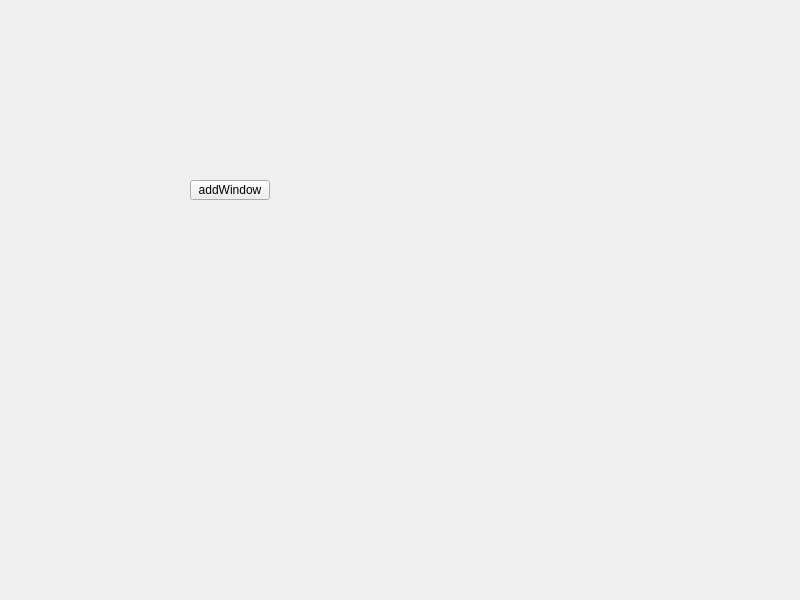
Old version of the form Client/client.ui in the repository BIT-Linpop-DevTeam/LinpopClientDemo.
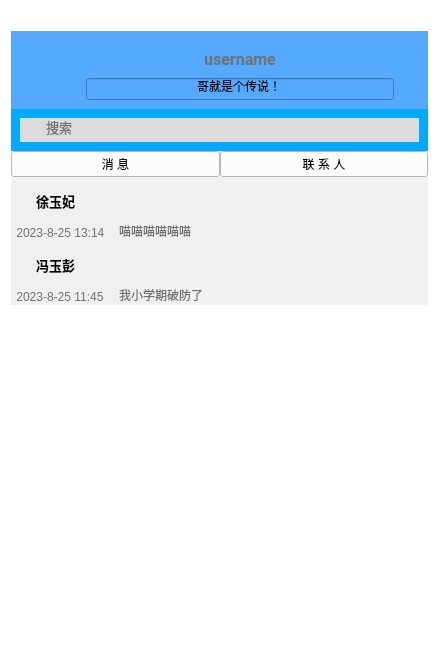
New version of the form. The open tabs and pages were chosen to show the change. Icons and pictures are not drawn.

The edit to the form file:
```diff
--- a/Client/client.ui
+++ b/Client/client.ui
@@ -6,26 +6,980 @@
    <rect>
     <x>0</x>
     <y>0</y>
-    <width>800</width>
-    <height>600</height>
+    <width>439</width>
+    <height>666</height>
    </rect>
   </property>
+  <property name="minimumSize">
+   <size>
+    <width>325</width>
+    <height>0</height>
+   </size>
+  </property>
   <property name="windowTitle">
    <string>Client</string>
   </property>
-  <widget class="QPushButton" name="addChatWindow">
-   <property name="geometry">
-    <rect>
-     <x>190</x>
-     <y>180</y>
-     <width>80</width>
-     <height>20</height>
-    </rect>
+  <property name="styleSheet">
+   <string notr="true">background-color: rgb(255, 255, 255);</string>
+  </property>
+  <layout class="QVBoxLayout" name="verticalLayout_2">
+   <property name="spacing">
+    <number>0</number>
    </property>
-   <property name="text">
-    <string>addWindow</string>
-   </property>
-  </widget>
+   <item>
+    <layout class="QHBoxLayout" name="horizontalLayout_4">
+     <item>
+      <spacer name="horizontalSpacer_2">
+       <property name="font">
+        <font>
+         <family>Roboto</family>
+         <pointsize>10</pointsize>
+        </font>
+       </property>
+       <property name="orientation">
+        <enum>Qt::Horizontal</enum>
+       </property>
+       <property name="sizeType">
+        <enum>QSizePolicy::Fixed</enum>
+       </property>
+       <property name="sizeHint" stdset="0">
+        <size>
+         <width>9</width>
+         <height>20</height>
+        </size>
+       </property>
+      </spacer>
+     </item>
+     <item>
+      <widget class="QPushButton" name="closeButton">
+       <property name="minimumSize">
+        <size>
+         <width>16</width>
+         <height>16</height>
+        </size>
+       </property>
+       <property name="maximumSize">
+        <size>
+         <width>16</width>
+         <height>16</height>
+        </size>
+       </property>
+       <property name="font">
+        <font>
+         <family>Roboto</family>
+         <pointsize>10</pointsize>
+        </font>
+       </property>
+       <property name="styleSheet">
+        <string notr="true">QPushButton{
+    image: url(:/src/GUI/close.png);
+    border-style: outset;
+}
+QPushButton:hover{
+    image: url(:/src/GUI/close_hover.png);
+    border-style: outset;
+}
+QPushButton:pressed{
+    image: url(:/src/GUI/close_hover.png);
+    border-style: outset;
+}
+</string>
+       </property>
+       <property name="text">
+        <string/>
+       </property>
+      </widget>
+     </item>
+     <item>
+      <widget class="QPushButton" name="minimizeButton">
+       <property name="minimumSize">
+        <size>
+         <width>16</width>
+         <height>16</height>
+        </size>
+       </property>
+       <property name="maximumSize">
+        <size>
+         <width>16</width>
+         <height>16</height>
+        </size>
+       </property>
+       <property name="font">
+        <font>
+         <family>Roboto</family>
+         <pointsize>10</pointsize>
+        </font>
+       </property>
+       <property name="styleSheet">
+        <string notr="true">QPushButton{
+    image: url(:/src/GUI/min.png);
+    border-style: outset;
+        border: none;
+}
+QPushButton:hover{
+    image: url(:/src/GUI/min_hover.png);
+    border-style: outset;
+        border: none;
+}
+QPushButton:pressed{
+    image: url(:/src/GUI/min_hover.png);
+    border-style: outset;
+        border: none;
+}
+</string>
+       </property>
+       <property name="text">
+        <string/>
+       </property>
+      </widget>
+     </item>
+     <item>
+      <spacer name="horizontalSpacer">
+       <property name="font">
+        <font>
+         <family>Roboto</family>
+         <pointsize>10</pointsize>
+        </font>
+       </property>
+       <property name="orientation">
+        <enum>Qt::Horizontal</enum>
+       </property>
+       <property name="sizeHint" stdset="0">
+        <size>
+         <width>40</width>
+         <height>20</height>
+        </size>
+       </property>
+      </spacer>
+     </item>
+    </layout>
+   </item>
+   <item>
+    <widget class="QWidget" name="user" native="true">
+     <property name="styleSheet">
+      <string notr="true">background-color: rgb(85, 170, 255);</string>
+     </property>
+     <layout class="QHBoxLayout" name="horizontalLayout_2">
+      <item>
+       <widget class="QLabel" name="label_5">
+        <property name="sizePolicy">
+         <sizepolicy hsizetype="Preferred" vsizetype="Preferred">
+          <horstretch>38</horstretch>
+          <verstretch>40</verstretch>
+         </sizepolicy>
+        </property>
+        <property name="minimumSize">
+         <size>
+          <width>60</width>
+          <height>60</height>
+         </size>
+        </property>
+        <property name="maximumSize">
+         <size>
+          <width>60</width>
+          <height>60</height>
+         </size>
+        </property>
+        <property name="styleSheet">
+         <string notr="true">border-width:0px;
+border-radius:40px;
+border-image: url(:/src/GUI/head/Genshin/genshin1.jpg);
+border-style:solid;
+border-color: rgb(255, 255, 255);
+</string>
+        </property>
+        <property name="text">
+         <string/>
+        </property>
+       </widget>
+      </item>
+      <item>
+       <layout class="QVBoxLayout" name="verticalLayout_5" stretch="0,0">
+        <property name="spacing">
+         <number>0</number>
+        </property>
+        <item>
+         <widget class="QLabel" name="usernameLabel">
+          <property name="font">
+           <font>
+            <family>Roboto</family>
+            <pointsize>12</pointsize>
+            <weight>75</weight>
+            <bold>true</bold>
+           </font>
+          </property>
+          <property name="styleSheet">
+           <string notr="true">color: rgb(112, 112, 112);
+border:none;</string>
+          </property>
+          <property name="text">
+           <string>username</string>
+          </property>
+          <property name="alignment">
+           <set>Qt::AlignCenter</set>
+          </property>
+          <property name="margin">
+           <number>0</number>
+          </property>
+         </widget>
+        </item>
+        <item>
+         <widget class="QLineEdit" name="signature">
+          <property name="sizePolicy">
+           <sizepolicy hsizetype="Preferred" vsizetype="Fixed">
+            <horstretch>0</horstretch>
+            <verstretch>0</verstretch>
+           </sizepolicy>
+          </property>
+          <property name="styleSheet">
+           <string notr="true">text-align: center;</string>
+          </property>
+          <property name="text">
+           <string>哥就是个传说！</string>
+          </property>
+          <property name="alignment">
+           <set>Qt::AlignCenter</set>
+          </property>
+         </widget>
+        </item>
+       </layout>
+      </item>
+      <item>
+       <widget class="QToolButton" name="moreButton">
+        <property name="font">
+         <font>
+          <family>Roboto</family>
+         </font>
+        </property>
+        <property name="cursor">
+         <cursorShape>ArrowCursor</cursorShape>
+        </property>
+        <property name="styleSheet">
+         <string notr="true">QToolButton{
+    image: url(:/src/GUI/more.png);
+    border-style: outset;
+        border: none;
+}
+QToolButton:hover{
+    image: url(:/src/GUI/more_hover.png);
+    border-style: outset;
+        border: none;
+}
+QToolButton:pressed{
+    image: url(:/src/GUI/more.png);
+    border-style: outset;
+        border: none;
+}
+</string>
+        </property>
+        <property name="text">
+         <string/>
+        </property>
+       </widget>
+      </item>
+     </layout>
+    </widget>
+   </item>
+   <item>
+    <widget class="QWidget" name="Search" native="true">
+     <property name="styleSheet">
+      <string notr="true">background-color: rgb(0, 170, 255);</string>
+     </property>
+     <layout class="QHBoxLayout" name="horizontalLayout">
+      <property name="spacing">
+       <number>0</number>
+      </property>
+      <item>
+       <widget class="QLabel" name="label">
+        <property name="minimumSize">
+         <size>
+          <width>24</width>
+          <height>24</height>
+         </size>
+        </property>
+        <property name="styleSheet">
+         <string notr="true">background-color: rgb(219, 219, 219);
+border-image: url(:/src/GUI/icon/search.png);
+border-width:0px;
+border-radius:40px;</string>
+        </property>
+        <property name="text">
+         <string/>
+        </property>
+       </widget>
+      </item>
+      <item>
+       <widget class="QLineEdit" name="friendSearchEdit">
+        <property name="minimumSize">
+         <size>
+          <width>0</width>
+          <height>24</height>
+         </size>
+        </property>
+        <property name="font">
+         <font>
+          <family>Roboto</family>
+          <pointsize>10</pointsize>
+         </font>
+        </property>
+        <property name="styleSheet">
+         <string notr="true">QLineEdit{
+        color: rgb(112, 112, 112);
+        background-color: rgb(219, 219, 219);
+        border: none;
+}
+QLineEdit:focus{
+        color: rgb(112, 112, 112);
+        background-color: rgb(219, 219, 219);
+        border: 2px solid rgb(90, 147, 255);
+}</string>
+        </property>
+        <property name="text">
+         <string>搜索</string>
+        </property>
+       </widget>
+      </item>
+     </layout>
+    </widget>
+   </item>
+   <item>
+    <layout class="QHBoxLayout" name="push">
+     <property name="spacing">
+      <number>0</number>
+     </property>
+     <item>
+      <widget class="QPushButton" name="messagepushButton">
+       <property name="enabled">
+        <bool>true</bool>
+       </property>
+       <property name="styleSheet">
+        <string notr="true"/>
+       </property>
+       <property name="text">
+        <string>消 息</string>
+       </property>
+      </widget>
+     </item>
+     <item>
+      <widget class="QPushButton" name="friendspushButton">
+       <property name="styleSheet">
+        <string notr="true"/>
+       </property>
+       <property name="text">
+        <string>联 系 人</string>
+       </property>
+      </widget>
+     </item>
+    </layout>
+   </item>
+   <item>
+    <layout class="QVBoxLayout" name="verticalLayout">
+     <property name="spacing">
+      <number>0</number>
+     </property>
+     <item>
+      <widget class="QStackedWidget" name="stackedWidget">
+       <property name="currentIndex">
+        <number>1</number>
+       </property>
+       <widget class="QWidget" name="messagepage">
+        <layout class="QVBoxLayout" name="verticalLayout_4">
+         <property name="spacing">
+          <number>0</number>
+         </property>
+         <property name="leftMargin">
+          <number>0</number>
+         </property>
+         <property name="topMargin">
+          <number>0</number>
+         </property>
+         <property name="rightMargin">
+          <number>0</number>
+         </property>
+         <property name="bottomMargin">
+          <number>0</number>
+         </property>
+         <item>
+          <widget class="QScrollArea" name="messageScrollArea">
+           <property name="minimumSize">
+            <size>
+             <width>250</width>
+             <height>0</height>
+            </size>
+           </property>
+           <property name="font">
+            <font>
+             <family>Roboto</family>
+             <pointsize>10</pointsize>
+             <weight>50</weight>
+             <bold>false</bold>
+            </font>
+           </property>
+           <property name="styleSheet">
+            <string notr="true">border-style: outset;</string>
+           </property>
+           <property name="widgetResizable">
+            <bool>true</bool>
+           </property>
+           <widget class="QWidget" name="scrollAreaWidgetContents_3">
+            <property name="geometry">
+             <rect>
+              <x>0</x>
+              <y>0</y>
+              <width>214</width>
+              <height>172</height>
+             </rect>
+            </property>
+            <property name="sizePolicy">
+             <sizepolicy hsizetype="Preferred" vsizetype="Fixed">
+              <horstretch>0</horstretch>
+              <verstretch>0</verstretch>
+             </sizepolicy>
+            </property>
+            <property name="maximumSize">
+             <size>
+              <width>16777215</width>
+              <height>16777213</height>
+             </size>
+            </property>
+            <property name="font">
+             <font>
+              <weight>50</weight>
+              <bold>false</bold>
+             </font>
+            </property>
+            <layout class="QVBoxLayout" name="verticalLayout_7">
+             <property name="spacing">
+              <number>0</number>
+             </property>
+             <property name="leftMargin">
+              <number>0</number>
+             </property>
+             <property name="topMargin">
+              <number>0</number>
+             </property>
+             <property name="rightMargin">
+              <number>0</number>
+             </property>
+             <property name="bottomMargin">
+              <number>0</number>
+             </property>
+             <item>
+              <layout class="QVBoxLayout" name="usermag">
+               <property name="spacing">
+                <number>0</number>
+               </property>
+               <item>
+                <widget class="QRadioButton" name="radioButton">
+                 <property name="sizePolicy">
+                  <sizepolicy hsizetype="Expanding" vsizetype="Fixed">
+                   <horstretch>0</horstretch>
+                   <verstretch>0</verstretch>
+                  </sizepolicy>
+                 </property>
+                 <property name="minimumSize">
+                  <size>
+                   <width>0</width>
+                   <height>48</height>
+                  </size>
+                 </property>
+                 <property name="font">
+                  <font>
+                   <family>Roboto</family>
+                   <pointsize>10</pointsize>
+                   <weight>75</weight>
+                   <bold>true</bold>
+                  </font>
+                 </property>
+                 <property name="styleSheet">
+                  <string notr="true">QRadioButton{
+        background-color: rgb(240, 240, 240);
+        spacing: 25px;
+}
+QRadioButton:hover{
+        background-color: rgb(219, 219, 219);
+        spacing: 25px;
+}
+QRadioButton:press{
+        background-color: rgb(219, 219, 219);
+        spacing: 25px;
+}
+QRadioButton:indicator{
+        width: 0px;
+        height: 0px;
+        border: none;
+}</string>
+                 </property>
+                 <property name="text">
+                  <string>徐玉妃</string>
+                 </property>
+                </widget>
+               </item>
+               <item>
+                <widget class="QWidget" name="message" native="true">
+                 <property name="sizePolicy">
+                  <sizepolicy hsizetype="MinimumExpanding" vsizetype="Fixed">
+                   <horstretch>0</horstretch>
+                   <verstretch>0</verstretch>
+                  </sizepolicy>
+                 </property>
+                 <property name="minimumSize">
+                  <size>
+                   <width>0</width>
+                   <height>0</height>
+                  </size>
+                 </property>
+                 <property name="styleSheet">
+                  <string notr="true">color: rgb(112, 112, 112);
+background-color: rgb(240, 240, 240);
+</string>
+                 </property>
+                 <layout class="QHBoxLayout" name="horizontalLayout_3">
+                  <property name="spacing">
+                   <number>0</number>
+                  </property>
+                  <property name="leftMargin">
+                   <number>0</number>
+                  </property>
+                  <property name="topMargin">
+                   <number>0</number>
+                  </property>
+                  <property name="rightMargin">
+                   <number>0</number>
+                  </property>
+                  <property name="bottomMargin">
+                   <number>0</number>
+                  </property>
+                  <item>
+                   <widget class="QLineEdit" name="time">
+                    <property name="sizePolicy">
+                     <sizepolicy hsizetype="Preferred" vsizetype="Fixed">
+                      <horstretch>0</horstretch>
+                      <verstretch>0</verstretch>
+                     </sizepolicy>
+                    </property>
+                    <property name="text">
+                     <string> 2023-8-25 13:14</string>
+                    </property>
+                   </widget>
+                  </item>
+                  <item>
+                   <widget class="QLineEdit" name="msg">
+                    <property name="styleSheet">
+                     <string notr="true">color: rgb(112, 112, 112);
+background-color: rgb(240, 240, 240);
+</string>
+                    </property>
+                    <property name="text">
+                     <string>喵喵喵喵喵喵</string>
+                    </property>
+                   </widget>
+                  </item>
+                 </layout>
+                </widget>
+               </item>
+              </layout>
+             </item>
+             <item>
+              <layout class="QVBoxLayout" name="usermag_2">
+               <property name="spacing">
+                <number>0</number>
+               </property>
+               <item>
+                <widget class="QRadioButton" name="radioButton_2">
+                 <property name="sizePolicy">
+                  <sizepolicy hsizetype="Expanding" vsizetype="Fixed">
+                   <horstretch>0</horstretch>
+                   <verstretch>0</verstretch>
+                  </sizepolicy>
+                 </property>
+                 <property name="minimumSize">
+                  <size>
+                   <width>0</width>
+                   <height>48</height>
+                  </size>
+                 </property>
+                 <property name="font">
+                  <font>
+                   <family>Roboto</family>
+                   <pointsize>10</pointsize>
+                   <weight>75</weight>
+                   <bold>true</bold>
+                  </font>
+                 </property>
+                 <property name="styleSheet">
+                  <string notr="true">QRadioButton{
+        background-color: rgb(240, 240, 240);
+        spacing: 25px;
+}
+QRadioButton:hover{
+        background-color: rgb(219, 219, 219);
+        spacing: 25px;
+}
+QRadioButton:press{
+        background-color: rgb(219, 219, 219);
+        spacing: 25px;
+}
+QRadioButton:indicator{
+        width: 0px;
+        height: 0px;
+        border: none;
+}</string>
+                 </property>
+                 <property name="text">
+                  <string>冯玉彭</string>
+                 </property>
+                </widget>
+               </item>
+               <item>
+                <widget class="QWidget" name="message_2" native="true">
+                 <property name="sizePolicy">
+                  <sizepolicy hsizetype="MinimumExpanding" vsizetype="Fixed">
+                   <horstretch>0</horstretch>
+                   <verstretch>0</verstretch>
+                  </sizepolicy>
+                 </property>
+                 <property name="minimumSize">
+                  <size>
+                   <width>0</width>
+                   <height>0</height>
+                  </size>
+                 </property>
+                 <property name="styleSheet">
+                  <string notr="true">color: rgb(112, 112, 112);
+background-color: rgb(240, 240, 240);
+</string>
+                 </property>
+                 <layout class="QHBoxLayout" name="horizontalLayout_8">
+                  <property name="spacing">
+                   <number>0</number>
+                  </property>
+                  <property name="leftMargin">
+                   <number>0</number>
+                  </property>
+                  <property name="topMargin">
+                   <number>0</number>
+                  </property>
+                  <property name="rightMargin">
+                   <number>0</number>
+                  </property>
+                  <property name="bottomMargin">
+                   <number>0</number>
+                  </property>
+                  <item>
+                   <widget class="QLineEdit" name="time_2">
+                    <property name="sizePolicy">
+                     <sizepolicy hsizetype="Preferred" vsizetype="Fixed">
+                      <horstretch>0</horstretch>
+                      <verstretch>0</verstretch>
+                     </sizepolicy>
+                    </property>
+                    <property name="text">
+                     <string> 2023-8-25 11:45</string>
+                    </property>
+                   </widget>
+                  </item>
+                  <item>
+                   <widget class="QLineEdit" name="msg_2">
+                    <property name="styleSheet">
+                     <string notr="true">color: rgb(112, 112, 112);
+background-color: rgb(240, 240, 240);
+</string>
+                    </property>
+                    <property name="text">
+                     <string>我小学期破防了</string>
+                    </property>
+                   </widget>
+                  </item>
+                 </layout>
+                </widget>
+               </item>
+              </layout>
+             </item>
+             <item>
+              <spacer name="verticalSpacer_2">
+               <property name="orientation">
+                <enum>Qt::Vertical</enum>
+               </property>
+               <property name="sizeHint" stdset="0">
+                <size>
+                 <width>20</width>
+                 <height>40</height>
+                </size>
+               </property>
+              </spacer>
+             </item>
+            </layout>
+           </widget>
+          </widget>
+         </item>
+        </layout>
+       </widget>
+       <widget class="QWidget" name="friendspage">
+        <layout class="QVBoxLayout" name="verticalLayout_3">
+         <property name="spacing">
+          <number>0</number>
+         </property>
+         <property name="leftMargin">
+          <number>0</number>
+         </property>
+         <property name="topMargin">
+          <number>0</number>
+         </property>
+         <property name="rightMargin">
+          <number>0</number>
+         </property>
+         <property name="bottomMargin">
+          <number>0</number>
+         </property>
+         <item>
+          <widget class="QScrollArea" name="friendScrollArea">
+           <property name="minimumSize">
+            <size>
+             <width>250</width>
+             <height>0</height>
+            </size>
+           </property>
+           <property name="font">
+            <font>
+             <family>Roboto</family>
+             <pointsize>10</pointsize>
+             <weight>50</weight>
+             <bold>false</bold>
+            </font>
+           </property>
+           <property name="styleSheet">
+            <string notr="true">border-style: outset;</string>
+           </property>
+           <property name="widgetResizable">
+            <bool>true</bool>
+           </property>
+           <widget class="QWidget" name="scrollAreaWidgetContents_2">
+            <property name="geometry">
+             <rect>
+              <x>0</x>
+              <y>0</y>
+              <width>419</width>
+              <height>455</height>
+             </rect>
+            </property>
+            <property name="sizePolicy">
+             <sizepolicy hsizetype="Preferred" vsizetype="Fixed">
+              <horstretch>0</horstretch>
+              <verstretch>0</verstretch>
+             </sizepolicy>
+            </property>
+            <property name="maximumSize">
+             <size>
+              <width>16777215</width>
+              <height>16777213</height>
+             </size>
+            </property>
+            <property name="font">
+             <font>
+              <weight>50</weight>
+              <bold>false</bold>
+             </font>
+            </property>
+            <layout class="QVBoxLayout" name="verticalLayout_6">
+             <property name="spacing">
+              <number>0</number>
+             </property>
+             <property name="leftMargin">
+              <number>0</number>
+             </property>
+             <property name="topMargin">
+              <number>0</number>
+             </property>
+             <property name="rightMargin">
+              <number>0</number>
+             </property>
+             <property name="bottomMargin">
+              <number>0</number>
+             </property>
+             <item>
+              <widget class="QRadioButton" name="FriendButton1">
+               <property name="sizePolicy">
+                <sizepolicy hsizetype="Expanding" vsizetype="Fixed">
+                 <horstretch>0</horstretch>
+                 <verstretch>0</verstretch>
+                </sizepolicy>
+               </property>
+               <property name="minimumSize">
+                <size>
+                 <width>0</width>
+                 <height>48</height>
+                </size>
+               </property>
+               <property name="font">
+                <font>
+                 <family>Roboto</family>
+                 <pointsize>10</pointsize>
+                 <weight>75</weight>
+                 <bold>true</bold>
+                </font>
+               </property>
+               <property name="styleSheet">
+                <string notr="true">QRadioButton{
+        background-color: rgb(240, 240, 240);
+        spacing: 10px;
+}
+QRadioButton:hover{
+        background-color: rgb(219, 219, 219);
+        spacing: 10px;
+}
+QRadioButton:press{
+        background-color: rgb(219, 219, 219);
+        spacing: 25px;
+}
+QRadioButton:indicator{
+        width: 0px;
+        height: 0px;
+        border: none;
+}</string>
+               </property>
+               <property name="text">
+                <string>冯玉彭</string>
+               </property>
+               <property name="icon">
+                <iconset resource="chatwindowsrc.qrc">
+                 <normaloff>:/src/GUI/notice.png</normaloff>:/src/GUI/notice.png</iconset>
+               </property>
+              </widget>
+             </item>
+             <item>
+              <widget class="QRadioButton" name="radioButton_4">
+               <property name="sizePolicy">
+                <sizepolicy hsizetype="Expanding" vsizetype="Fixed">
+                 <horstretch>0</horstretch>
+                 <verstretch>0</verstretch>
+                </sizepolicy>
+               </property>
+               <property name="minimumSize">
+                <size>
+                 <width>0</width>
+                 <height>48</height>
+                </size>
+               </property>
+               <property name="font">
+                <font>
+                 <family>Roboto</family>
+                 <pointsize>10</pointsize>
+                 <weight>75</weight>
+                 <bold>true</bold>
+                </font>
+               </property>
+               <property name="styleSheet">
+                <string notr="true">QRadioButton{
+        background-color: rgb(240, 240, 240);
+        spacing: 25px;
+}
+QRadioButton:hover{
+        background-color: rgb(219, 219, 219);
+        spacing: 25px;
+}
+QRadioButton:press{
+        background-color: rgb(219, 219, 219);
+        spacing: 25px;
+}
+QRadioButton:indicator{
+        width: 0px;
+        height: 0px;
+        border: none;
+}</string>
+               </property>
+               <property name="text">
+                <string>徐玉妃</string>
+               </property>
+              </widget>
+             </item>
+             <item>
+              <spacer name="verticalSpacer">
+               <property name="orientation">
+                <enum>Qt::Vertical</enum>
+               </property>
+               <property name="sizeHint" stdset="0">
+                <size>
+                 <width>20</width>
+                 <height>40</height>
+                </size>
+               </property>
+              </spacer>
+             </item>
+            </layout>
+           </widget>
+          </widget>
+         </item>
+        </layout>
+       </widget>
+      </widget>
+     </item>
+    </layout>
+   </item>
+   <item>
+    <layout class="QHBoxLayout" name="horizontalLayout_7">
+     <property name="spacing">
+      <number>0</number>
+     </property>
+     <item>
+      <widget class="QPushButton" name="addFriBotton">
+       <property name="minimumSize">
+        <size>
+         <width>25</width>
+         <height>25</height>
+        </size>
+       </property>
+       <property name="styleSheet">
+        <string notr="true">#addFriBotton{
+ image: url(:/src/GUI/icon/addFriend.png);
+ border:none;
+}
+#addFrBottoni:hover{
+ image: url(:/src/GUI/icon/addFriend_hover.png);
+ border:none;
+}
+#addFriBotton:pressed{
+ image: url(:/src/GUI/icon/addFriend_hover.png);
+ border:none;
+}</string>
+       </property>
+       <property name="text">
+        <string/>
+       </property>
+      </widget>
+     </item>
+     <item>
+      <widget class="QPushButton" name="modeBotton">
+       <property name="minimumSize">
+        <size>
+         <width>25</width>
+         <height>25</height>
+        </size>
+       </property>
+       <property name="styleSheet">
+        <string notr="true">#modeBotton{
+ image: url(:/src/GUI/icon/nightmode.png);
+ border:none;
+}
+#modeBotton:hover{
+ image: url(:/src/GUI/icon/nightmode_hover.png);
+ border:none;
+}
+#modeBotton:pressed{
+ image: url(:/src/GUI/icon/nightmode_hover.png);
+ border:none;
+}</string>
+       </property>
+       <property name="text">
+        <string/>
+       </property>
+      </widget>
+     </item>
+    </layout>
+   </item>
+  </layout>
+  <zorder>Search</zorder>
+  <zorder>user</zorder>
  </widget>
  <resources/>
  <connections/>
```
Left out of the diff: 6 changed lines with no effect on the pictures.
